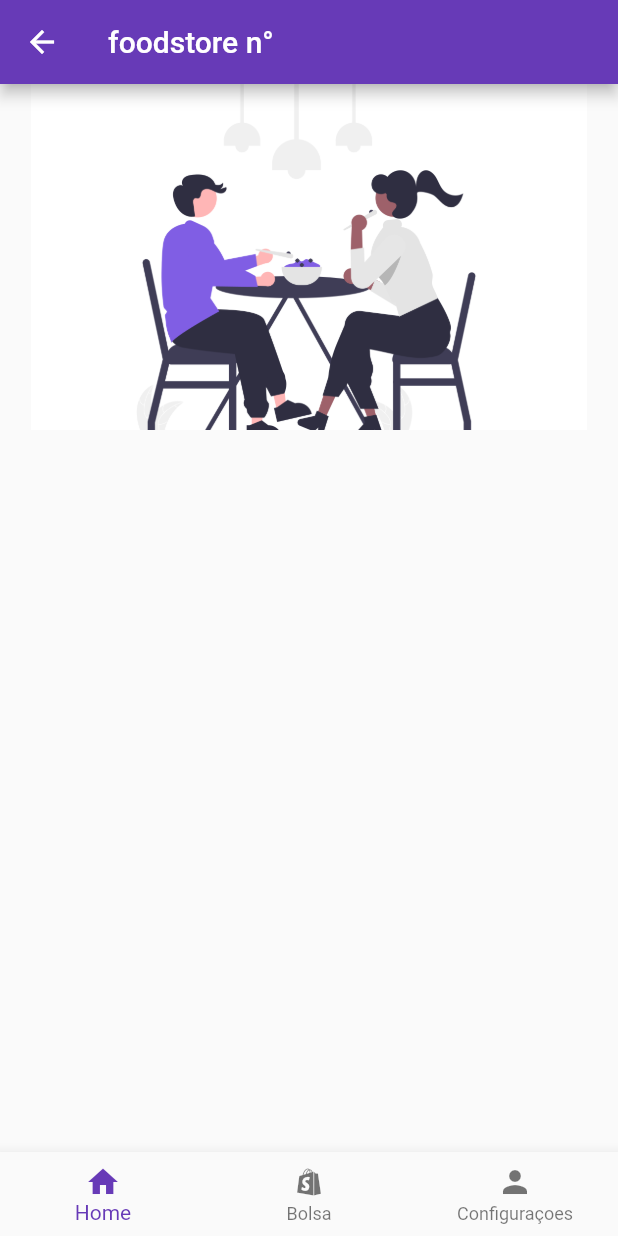
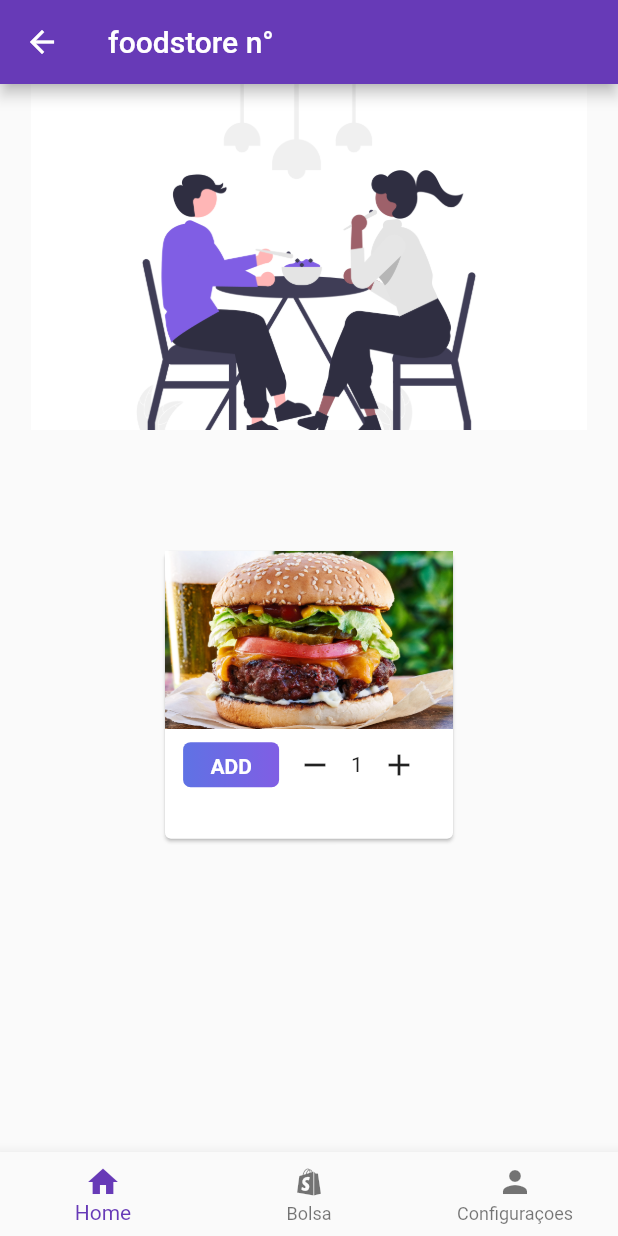
Before and after one commit to mechztcc/flutter-sb, a Flutter app: the FoodstoreDetailsPage screen opened directly with empty values, on a phone screen of 412 x 824 dp. Run offline on Flutter 3.47's test engine with Material 2 defaults, Android fonts, the phone set to English and light mode, and no system bars; our stand-ins replace dio, flutter_modular, mobx, shared_preferences; missing offline and left inert: dart:ffi, validatorless; accounts and stored records are empty; generated files the repository leaves out were written again; network calls fail.

Commit message:
feat: created first idea to card products layout

```diff
--- a/lib/app/modules/foodstore/pages/foodstore-details_page.dart
+++ b/lib/app/modules/foodstore/pages/foodstore-details_page.dart
@@ -4,6 +4,7 @@ import 'package:flutter_sb/app/modules/category/components/list-category_widget.
 import 'package:flutter_sb/app/modules/category/controllers/category_store.dart';
 import 'package:flutter_sb/app/modules/dashboard/components/bottom_bar_widget.dart';
 import 'package:flutter_sb/app/modules/foodstore/components/card_foodstore_header_widget.dart';
+import 'package:flutter_sb/app/modules/user/components/gradient_button_widget.dart';
 
 class FoodstoreDetailsPage extends StatefulWidget {
   final String title;
@@ -37,8 +38,50 @@ class FoodstoreDetailsPageState extends State<FoodstoreDetailsPage> {
                       Expanded(
                         child: Column(
                           children: [
-                            CardFoodstoreHeaderWidget(height: constraints.maxHeight * 0.3, width: constraints.maxWidth * 0.9,),
-                            ListCategoryWidget(height: constraints.maxHeight * 0.1,  width: constraints.maxWidth),
+                            CardFoodstoreHeaderWidget(
+                              height: constraints.maxHeight * 0.3,
+                              width: constraints.maxWidth * 0.9,
+                            ),
+                            ListCategoryWidget(
+                                height: constraints.maxHeight * 0.1,
+                                width: constraints.maxWidth),
+                            SizedBox(
+                              height: 200,
+                              width: 200,
+                              child: Card(
+                                child: Column(
+                                  children: [
+                                    Image.asset('assets/burger.jpg'),
+                                    Row(
+                                      crossAxisAlignment: CrossAxisAlignment.center,
+                                      mainAxisAlignment: MainAxisAlignment.center,
+                                      children: [
+                                        SizedBox(
+                                          height: 40,
+                                          child: GradientButtonWidget(
+                                            label: 'ADD',
+                                            gradient: const [
+                                              Color(0xff5F72E4),
+                                              Color(0xff805EE4),
+                                            ],
+                                            func: () {},
+                                          ),
+                                        ),
+                                        IconButton(
+                                          onPressed: () {},
+                                          icon: const Icon(Icons.remove),
+                                        ),
+                                        const Text('1'),
+                                        IconButton(
+                                          onPressed: () {},
+                                          icon: const Icon(Icons.add),
+                                        )
+                                      ],
+                                    )
+                                  ],
+                                ),
+                              ),
+                            )
                           ],
                         ),
                       ),
--- a/pubspec.yaml
+++ b/pubspec.yaml
@@ -70,6 +70,7 @@ flutter:
   assets:
     - assets/burg.png
     - assets/couple.png
+    - assets/burger.jpg
   #   - images/a_dot_ham.jpeg
 
   # An image asset can refer to one or more resolution-specific "variants", see
```
Also changed, not shown: lib/app/modules/foodstore/components/card-foodstore-list_widget.dart (+1 -20 lines), assets/burger.jpg (added).
